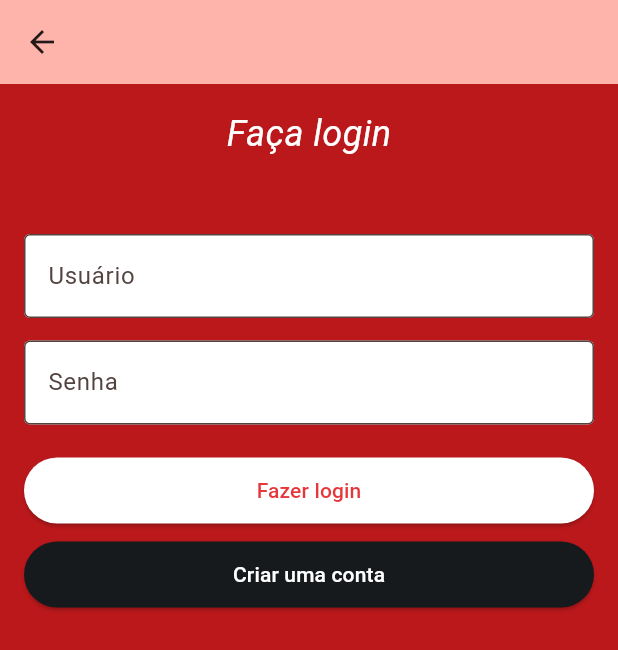
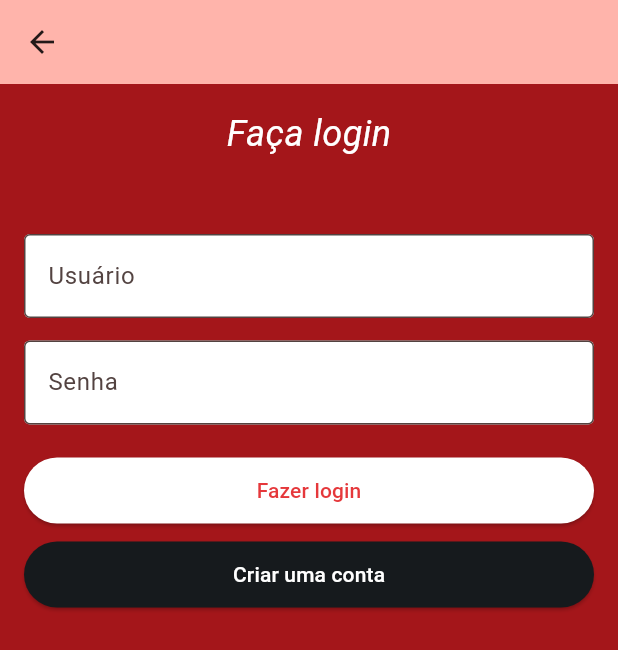
Before and after one commit to pmarcallima/fit_tracker, a Flutter app: the screen it shows after launch, after a tap on "Fazer login", on a phone screen of 412 x 824 dp. Shown: the top 650 px of the screen. Run offline on Flutter 3.47's test engine with Material 3 defaults, Android fonts, the phone set to English and light mode, and no system bars.

Commit message:
navegamento entre tela inicial e login

```diff
--- a/lib/main.dart
+++ b/lib/main.dart
@@ -1,6 +1,7 @@
 import 'package:fit_tracker/pages/tabs/home.dart';
 import 'package:fit_tracker/pages/tabs/login.dart';
 import 'package:fit_tracker/utils/images.dart';
+import 'package:fit_tracker/widgets/features/home_buttons.dart';
 import 'package:fit_tracker/widgets/features/login_input.dart';
 import 'package:flutter/material.dart';
 import 'widgets/features/login_buttons.dart';
@@ -25,7 +26,7 @@ class MyApp extends StatelessWidget {
         //
         // This works for code too, not just values: Most code changes can be
         // tested with just a hot reload.
-        scaffoldBackgroundColor: pRed,
+        scaffoldBackgroundColor: pDarkRed,
         colorScheme: ColorScheme.fromSeed(seedColor: pDarkerRed,),
         useMaterial3: true,
       ),
@@ -89,7 +90,7 @@ class _MyHomePageState extends State<MyHomePage> {
               ),
 
               SizedBox(height:30),
-              ButtonColumnWidget(),
+              HomeButtons(),
             ],
           ),
         ),
--- /dev/null
+++ b/lib/widgets/features/home_buttons.dart
@@ -0,0 +1,44 @@
+
+import 'package:fit_tracker/pages/tabs/home.dart';
+import 'package:fit_tracker/utils/colors.dart';
+import 'package:flutter/material.dart';
+
+class HomeButtons extends StatelessWidget {
+
+
+  @override
+  Widget build(BuildContext context) {
+    return Column(
+      mainAxisSize: MainAxisSize.min, // Adjusts the size of the buttons
+      crossAxisAlignment: CrossAxisAlignment.stretch,
+      children: [
+          ElevatedButton(
+          onPressed: () {
+
+                  // Define what happens when the login button is pressed
+                  Navigator.push(
+                    context,
+                    MaterialPageRoute(builder: (context) => LoginPage()),
+                  );
+          },
+          style: ElevatedButton.styleFrom(
+            backgroundColor: pWhite,
+            foregroundColor: pLightRed,
+            padding: EdgeInsets.symmetric(horizontal: 16, vertical: 12),
+          ),
+          child: Text('Fazer login'),
+        ),
+        SizedBox(height: 8.0), // Space between buttons
+        ElevatedButton(
+          onPressed:(){} ,
+          style: ElevatedButton.styleFrom(
+            backgroundColor: pLightBlack,
+            foregroundColor: pWhite,
+            padding: EdgeInsets.symmetric(horizontal: 16, vertical: 12),
+          ),
+          child: Text('Criar uma conta'),
+        ),
+      ],
+    );
+  }
+}
```
